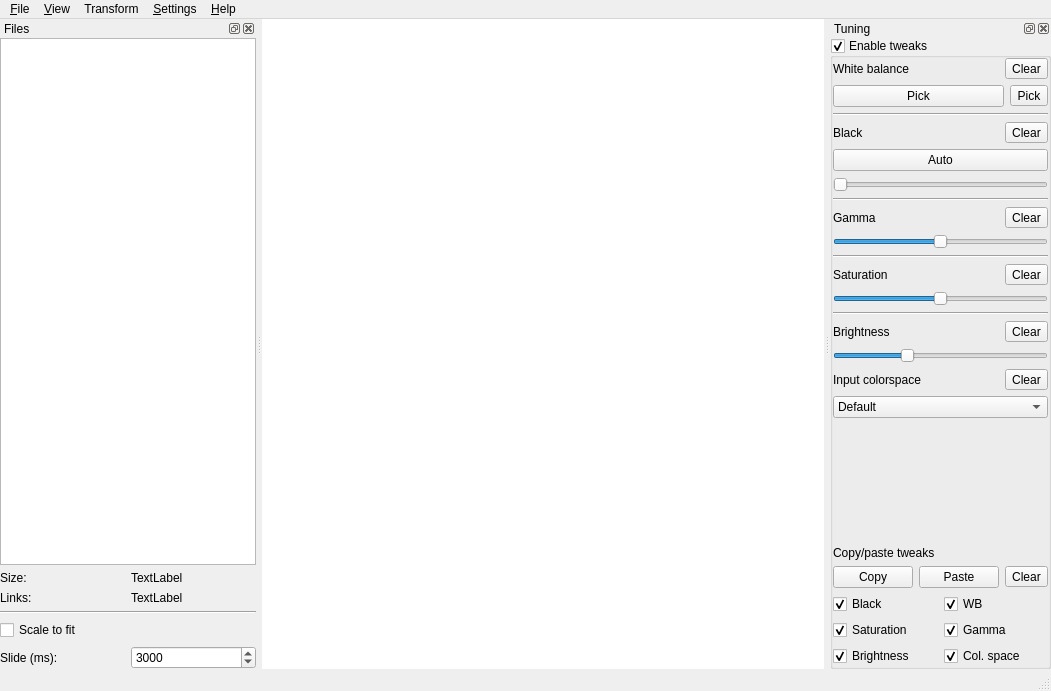
Above: src/mainwindow.ui from bernds/equiv before the change. Below: the same form after it.
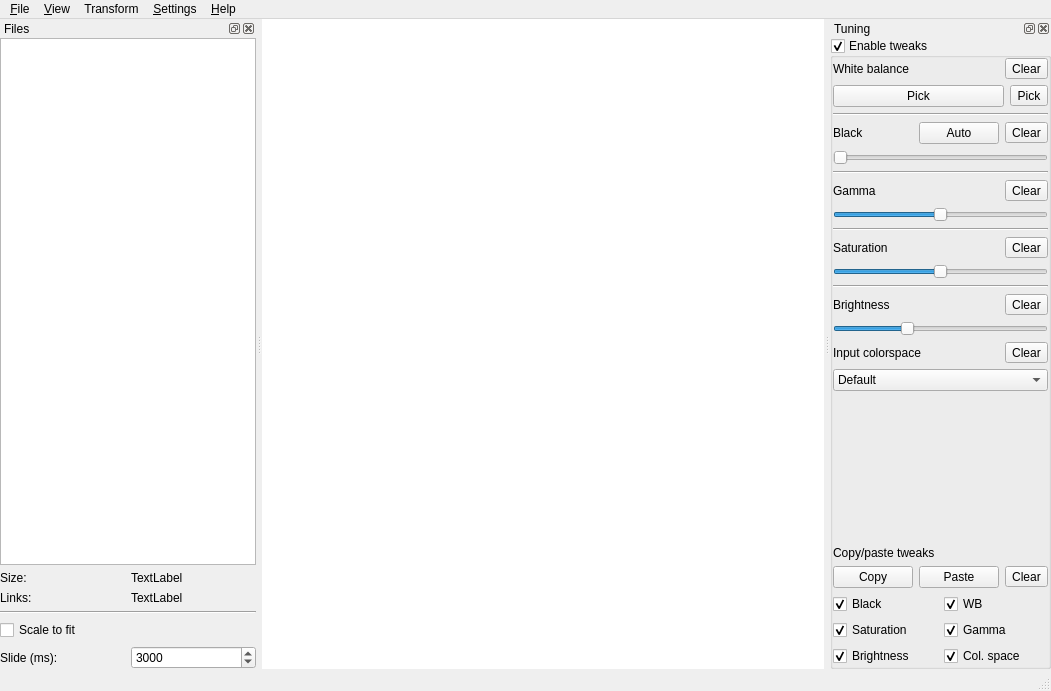
That is the form after the change. Icons and pictures are not drawn. Custom widgets are drawn as their Qt base class.

Commit message:
Tweak layout for black level
Makes things a little more compact

```diff
--- a/src/mainwindow.ui
+++ b/src/mainwindow.ui
@@ -241,6 +241,16 @@
              </property>
             </widget>
            </item>
+           <item>
+            <widget class="QPushButton" name="blackAutoButton">
+             <property name="text">
+              <string>Auto</string>
+             </property>
+             <property name="checkable">
+              <bool>false</bool>
+             </property>
+            </widget>
+           </item>
            <item>
             <widget class="QToolButton" name="blackClearButton">
              <property name="text">
@@ -255,16 +265,6 @@
           </layout>
          </widget>
         </item>
-        <item>
-         <widget class="QPushButton" name="blackAutoButton">
-          <property name="text">
-           <string>Auto</string>
-          </property>
-          <property name="checkable">
-           <bool>false</bool>
-          </property>
-         </widget>
-        </item>
         <item>
          <widget class="QSlider" name="blackSlider">
           <property name="maximum">
```
